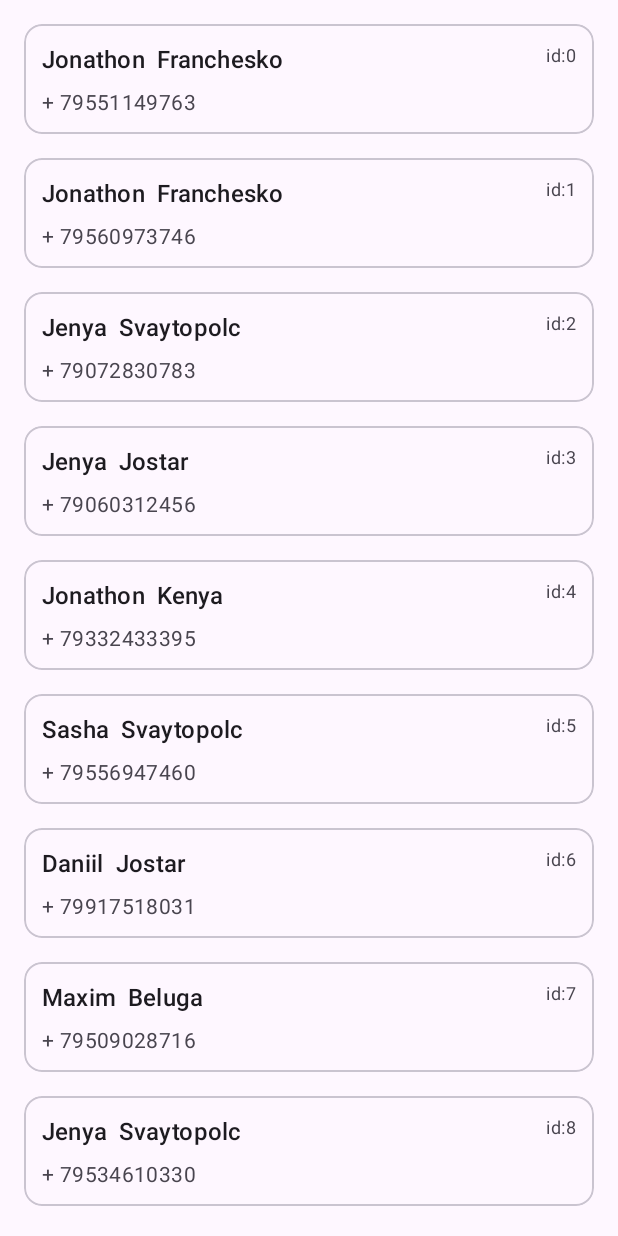
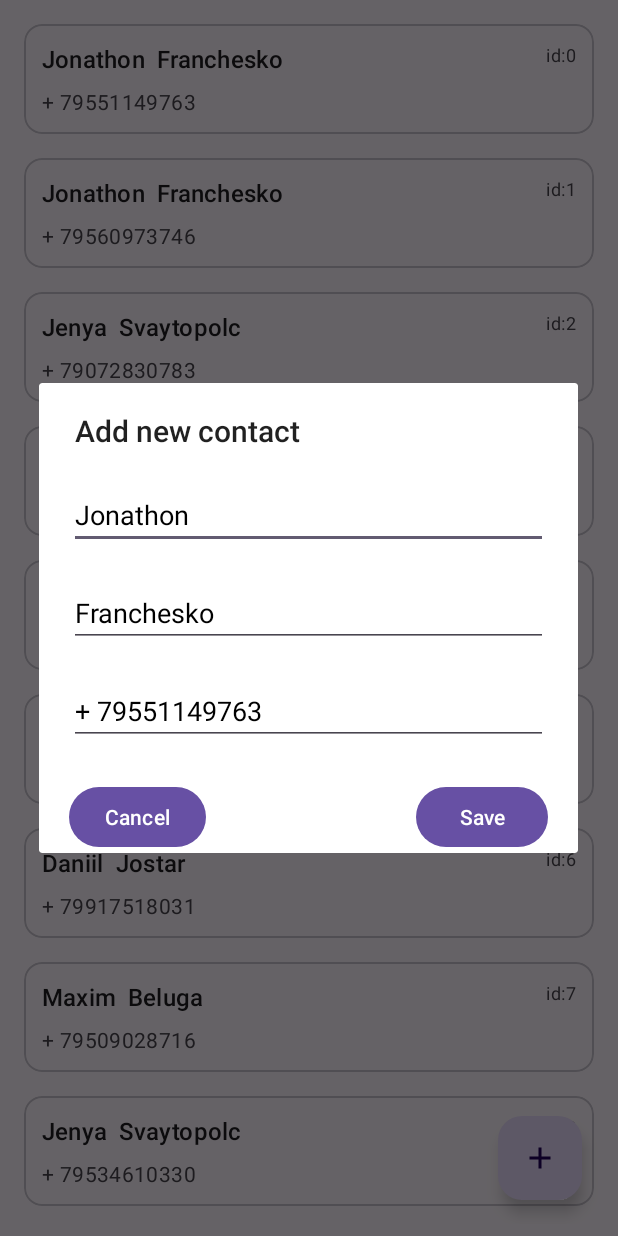
Before and after one commit to Sema-the-simon/Aston_intensiv_3, an Android app: the screen it shows after launch (MainActivity), after a tap on "id:0", on a phone screen of 412 x 824 dp. Run offline under Robolectric (Android 15) with nearby library versions, the phone set to English and light mode, and no system bars.

Commit message:
setup add/edit contact feature

```diff
--- a/app/src/main/AndroidManifest.xml
+++ b/app/src/main/AndroidManifest.xml
@@ -13,7 +13,7 @@
         android:theme="@style/Theme.Aston_intensiv_3"
         tools:targetApi="31">
         <activity
-            android:name=".MainActivity"
+            android:name=".ui.MainActivity"
             android:exported="true">
             <intent-filter>
                 <action android:name="android.intent.action.MAIN" />
--- a/app/src/main/java/com/example/aston_intensiv_3/Extensions.kt
+++ b/app/src/main/java/com/example/aston_intensiv_3/Extensions.kt
@@ -6,6 +6,20 @@ import kotlin.random.Random
 val listOfNames = listOf("Daniil", "Sasha", "Jenya", "Maxim", "Jonathon")
 val listOfSurnames = listOf("Franchesko", "Jostar", "Kenya", "Svaytopolc", "Beluga")
 fun getRandomPhoneNumber() = "+ ${Random.nextLong(7_900_000_0000, 7_999_999_9999)}"
+fun getRandomId() = Random.nextInt(100, Int.MAX_VALUE)
 
 fun getContacts() =
     List(100) { Contact(it, listOfNames.random(), listOfSurnames.random(), getRandomPhoneNumber()) }
+
+fun MutableList<Contact>.put(newContact: Contact) {
+    var elementIndex = -1
+    for (i in this.indices) {
+        val el = this[i]
+        if (el.id == newContact.id) {
+            elementIndex = i
+            break
+        }
+    }
+    this.removeAt(elementIndex)
+    this.add(elementIndex, newContact)
+}
--- a/app/src/main/java/com/example/aston_intensiv_3/MainActivity.kt
+++ /dev/null
@@ -1,42 +0,0 @@
-package com.example.aston_intensiv_3
-
-import android.os.Bundle
-import android.widget.Toast
-import androidx.activity.viewModels
-import androidx.appcompat.app.AppCompatActivity
-import androidx.lifecycle.Lifecycle
-import androidx.lifecycle.lifecycleScope
-import androidx.lifecycle.repeatOnLifecycle
-import com.example.aston_intensiv_2.ui.MainUiState
-import com.example.aston_intensiv_2.ui.MainViewModel
-import com.example.aston_intensiv_3.databinding.ActivityMainBinding
-import com.example.aston_intensiv_3.recycler.ContactsAdapter
-import kotlinx.coroutines.launch
-
-class MainActivity : AppCompatActivity() {
-
-    private lateinit var binding: ActivityMainBinding
-    private val viewModel: MainViewModel by viewModels()
-
-    override fun onCreate(savedInstanceState: Bundle?) {
-        super.onCreate(savedInstanceState)
-        binding = ActivityMainBinding.inflate(layoutInflater)
-        setContentView(binding.root)
-
-        lifecycleScope.launch {
-            repeatOnLifecycle(Lifecycle.State.STARTED) {
-                viewModel.uiState.collect { uiState ->
-                    updateUi(uiState)
-                }
-            }
-        }
-    }
-
-    private fun updateUi(state: MainUiState) {
-        val adapter = ContactsAdapter { model ->
-            Toast.makeText(this, "Hello its me ${model.name} ${model.surname}", Toast.LENGTH_LONG).show()
-        }
-        binding.contactRecycler.adapter = adapter
-        adapter.submitList(state.contactList)
-    }
-}
--- a/app/src/main/java/com/example/aston_intensiv_3/MainViewModel.kt
+++ /dev/null
@@ -1,18 +0,0 @@
-package com.example.aston_intensiv_2.ui
-
-import androidx.lifecycle.ViewModel
-import com.example.aston_intensiv_3.getContacts
-import com.example.aston_intensiv_3.model.Contact
-import kotlinx.coroutines.flow.MutableStateFlow
-import kotlinx.coroutines.flow.asStateFlow
-
-class MainViewModel : ViewModel() {
-
-    private val _uiState = MutableStateFlow(MainUiState())
-    val uiState = _uiState.asStateFlow()
-
-}
-
-data class MainUiState(
-    val contactList: List<Contact> = getContacts(),
-)
--- /dev/null
+++ b/app/src/main/java/com/example/aston_intensiv_3/ui/AddContactFragment.kt
@@ -0,0 +1,65 @@
+package com.example.aston_intensiv_3.ui
+
+import android.app.AlertDialog
+import android.app.Dialog
+import android.os.Bundle
+import android.util.Log
+import android.view.LayoutInflater
+import androidx.fragment.app.DialogFragment
+import com.example.aston_intensiv_3.R
+import com.example.aston_intensiv_3.databinding.AddContactDialogBinding
+
+const val ADD_CONTACT_RESULT_KEY = "ADD_CONTACT_RESULT_KEY"
+const val EDIT_CONTACT_RESULT_KEY = "EDIT_CONTACT_RESULT_KEY"
+const val BUNDLE_KEY_NAME = "BUNDLE_KEY_NAME"
+const val BUNDLE_KEY_SURNAME = "BUNDLE_KEY_SURNAME"
+const val BUNDLE_KEY_PHONE = "BUNDLE_KEY_PHONE"
+
+class AddContactFragment : DialogFragment() {
+    private var _binding: AddContactDialogBinding? = null
+    private val binding get() = _binding!!
+
+    override fun onCreateDialog(savedInstanceState: Bundle?): Dialog {
+        _binding = AddContactDialogBinding.inflate(LayoutInflater.from(context))
+        parentFragmentManager.setFragmentResultListener(
+            EDIT_CONTACT_RESULT_KEY, requireActivity()
+        ) { _, bundle ->
+            val name = bundle.getString(BUNDLE_KEY_NAME).toString()
+            val surname = bundle.getString(BUNDLE_KEY_SURNAME).toString()
+            val phoneNumber = bundle.getString(BUNDLE_KEY_PHONE).toString()
+            Log.d("apptest", "get Bundle: name = $name surname = $surname")
+            binding.apply {
+                etAddContactName.setText(name)
+                etAddContactSurname.setText(surname)
+                etAddContactPhoneNumber.setText(phoneNumber)
+            }
+        }
+
+        binding.btnAddContactSave.setOnClickListener {
+            val bundle = Bundle().apply {
+                putString(BUNDLE_KEY_NAME, binding.etAddContactName.text.toString())
+                putString(BUNDLE_KEY_SURNAME, binding.etAddContactSurname.text.toString())
+                putString(BUNDLE_KEY_PHONE, binding.etAddContactPhoneNumber.text.toString())
+            }
+            parentFragmentManager.setFragmentResult(
+                ADD_CONTACT_RESULT_KEY, bundle
+            )
+            dismiss()
+        }
+
+        binding.btnAddContactCancel.setOnClickListener {
+            dismiss()
+        }
+
+        return AlertDialog.Builder(requireActivity())
+            .setTitle(getString(R.string.add_contact_dialog_title))
+            .setView(binding.root)
+            .create()
+    }
+
+    override fun onDestroyView() {
+        super.onDestroyView()
+        _binding = null
+        parentFragmentManager.clearFragmentResultListener(EDIT_CONTACT_RESULT_KEY)
+    }
+}
--- /dev/null
+++ b/app/src/main/java/com/example/aston_intensiv_3/ui/MainActivity.kt
@@ -0,0 +1,75 @@
+package com.example.aston_intensiv_3.ui
+
+import android.os.Bundle
+import androidx.activity.viewModels
+import androidx.appcompat.app.AppCompatActivity
+import androidx.lifecycle.Lifecycle
+import androidx.lifecycle.lifecycleScope
+import androidx.lifecycle.repeatOnLifecycle
+import com.example.aston_intensiv_3.databinding.ActivityMainBinding
+import com.example.aston_intensiv_3.ui.recycler.ContactsAdapter
+import kotlinx.coroutines.launch
+
+const val ADD_CONTACT_FRAGMENT_TAG = "ADD_CONTACT_FRAGMENT_TAG"
+const val EDIT_CONTACT_FRAGMENT_TAG = "EDIT_CONTACT_FRAGMENT_TAG"
+
+class MainActivity : AppCompatActivity() {
+
+    private lateinit var binding: ActivityMainBinding
+    private val fragmentDialog = AddContactFragment()
+    private val viewModel: MainViewModel by viewModels()
+    private val adapter = ContactsAdapter() { model ->
+        val bundle = Bundle().apply {
+            putString(BUNDLE_KEY_NAME, model.name)
+            putString(BUNDLE_KEY_SURNAME, model.surname)
+            putString(BUNDLE_KEY_PHONE, model.phoneNumber)
+        }
+        supportFragmentManager.setFragmentResult(
+            EDIT_CONTACT_RESULT_KEY, bundle
+        )
+        AddContactFragment().show(supportFragmentManager, EDIT_CONTACT_FRAGMENT_TAG)
+        viewModel.changeStateTo(StateType.EDIT, model.id)
+    }
+
+    override fun onCreate(savedInstanceState: Bundle?) {
+        super.onCreate(savedInstanceState)
+        binding = ActivityMainBinding.inflate(layoutInflater)
+        setContentView(binding.root)
+
+        binding.contactRecycler.adapter = adapter
+
+        lifecycleScope.launch {
+            repeatOnLifecycle(Lifecycle.State.STARTED) {
+                viewModel.uiState.collect { uiState ->
+                    updateUi(uiState)
+                    adapter.submitList(uiState.contactList)
+                }
+            }
+        }
+
+        setListeners()
+    }
+
+    private fun setListeners() {
+        binding.apply {
+            fabAddContact.setOnClickListener {
+                fragmentDialog.show(supportFragmentManager, ADD_CONTACT_FRAGMENT_TAG)
+                viewModel.changeStateTo(StateType.ADD)
+            }
+        }
+
+        supportFragmentManager.setFragmentResultListener(
+            ADD_CONTACT_RESULT_KEY,
+            this
+        ) { _, bundle ->
+            val name = bundle.getString(BUNDLE_KEY_NAME).toString()
+            val surname = bundle.getString(BUNDLE_KEY_SURNAME).toString()
+            val phoneNumber = bundle.getString(BUNDLE_KEY_PHONE).toString()
+            viewModel.changeContact(name, surname, phoneNumber)
+        }
+    }
+
+    private fun updateUi(state: MainUiState) {
+
+    }
+}
--- /dev/null
+++ b/app/src/main/java/com/example/aston_intensiv_3/ui/MainViewModel.kt
@@ -0,0 +1,55 @@
+package com.example.aston_intensiv_3.ui
+
+import androidx.lifecycle.ViewModel
+import com.example.aston_intensiv_3.getContacts
+import com.example.aston_intensiv_3.getRandomId
+import com.example.aston_intensiv_3.model.Contact
+import com.example.aston_intensiv_3.put
+import kotlinx.coroutines.flow.MutableStateFlow
+import kotlinx.coroutines.flow.asStateFlow
+import kotlinx.coroutines.flow.update
+
+const val INDEX_OF_NEW_ELEMENT = 0
+
+class MainViewModel : ViewModel() {
+
+    private val _uiState = MutableStateFlow(MainUiState())
+    val uiState = _uiState.asStateFlow()
+
+    fun changeContact(name: String, surname: String, phoneNumber: String) {
+        val isAddNewContact = uiState.value.stateType == StateType.ADD
+        val contactId =
+            if (isAddNewContact) getRandomId() else uiState.value.editContactId
+        val newContact = Contact(contactId, name, surname, phoneNumber)
+        val newList = _uiState.value.contactList.toMutableList().also { list ->
+            if (isAddNewContact)
+                list.add(INDEX_OF_NEW_ELEMENT, newContact)
+            else
+                list.put(newContact)
+        }
+
+        _uiState.update { uiState ->
+            uiState.copy(
+                contactList = newList,
+                stateType = StateType.IDLE
+            )
+        }
+    }
+
+    fun changeStateTo(stateType: StateType, id: Int = -1) {
+        _uiState.update {
+            it.copy(
+                stateType = stateType,
+                editContactId = id
+            )
+        }
+    }
+}
+
+data class MainUiState(
+    val contactList: List<Contact> = getContacts(),
+    val editContactId: Int = -1,
+    val stateType: StateType = StateType.IDLE
+)
+
+enum class StateType { IDLE, ADD, EDIT }
--- a/app/src/main/java/com/example/aston_intensiv_3/recycler/ContactDiffUtil.kt
+++ b/app/src/main/java/com/example/aston_intensiv_3/ui/recycler/ContactDiffUtil.kt
@@ -1,4 +1,4 @@
-package com.example.aston_intensiv_3.recycler
+package com.example.aston_intensiv_3.ui.recycler
 
 import androidx.recyclerview.widget.DiffUtil
 import com.example.aston_intensiv_3.model.Contact
--- a/app/src/main/java/com/example/aston_intensiv_3/recycler/ContactsAdapter.kt
+++ b/app/src/main/java/com/example/aston_intensiv_3/ui/recycler/ContactsAdapter.kt
@@ -1,4 +1,4 @@
-package com.example.aston_intensiv_3.recycler
+package com.example.aston_intensiv_3.ui.recycler
 
 import android.view.LayoutInflater
 import android.view.ViewGroup
@@ -35,7 +35,7 @@ class ContactsAdapter(
 
         fun bind(contact: Contact) {
             binding.contactItemId.text =
-                binding.root.context.getString(R.string.contact_id, contact.id)
+                binding.root.context.getString(R.string.contact_id, contact.id.toString())
             binding.tvContactItemName.text = contact.name
             binding.tvContactItemSurname.text = contact.surname
             binding.tvContactItemPhoneNumber.text = contact.phoneNumber
--- /dev/null
+++ b/app/src/main/res/drawable/ic_add_24.xml
@@ -0,0 +1,5 @@
+<vector xmlns:android="http://schemas.android.com/apk/res/android" android:height="24dp" android:tint="#000000" android:viewportHeight="960" android:viewportWidth="960" android:width="24dp">
+
+    <path android:fillColor="@android:color/white" android:pathData="M440,520L200,520L200,440L440,440L440,200L520,200L520,440L760,440L760,520L520,520L520,760L440,760L440,520Z"/>
+
+</vector>
--- a/app/src/main/res/layout/activity_main.xml
+++ b/app/src/main/res/layout/activity_main.xml
@@ -5,7 +5,7 @@
     android:layout_width="match_parent"
     android:layout_height="match_parent"
     android:padding="8dp"
-    tools:context=".MainActivity">
+    tools:context=".ui.MainActivity">
 
     <androidx.recyclerview.widget.RecyclerView
         android:id="@+id/contactRecycler"
@@ -19,4 +19,15 @@
         app:layout_constraintTop_toTopOf="parent"
         app:layout_constraintVertical_bias="0.0" />
 
+    <com.google.android.material.floatingactionbutton.FloatingActionButton
+        android:id="@+id/fabAddContact"
+        android:layout_width="wrap_content"
+        android:layout_height="wrap_content"
+        android:layout_gravity="bottom|end"
+        android:layout_margin="16dp"
+        android:contentDescription="@string/fab_content_desc"
+        app:layout_constraintBottom_toBottomOf="parent"
+        app:layout_constraintEnd_toEndOf="parent"
+        app:srcCompat="@drawable/ic_add_24" />
+
 </androidx.constraintlayout.widget.ConstraintLayout>
--- /dev/null
+++ b/app/src/main/res/layout/add_contact_dialog.xml
@@ -0,0 +1,70 @@
+<?xml version="1.0" encoding="utf-8"?>
+<androidx.constraintlayout.widget.ConstraintLayout xmlns:android="http://schemas.android.com/apk/res/android"
+    xmlns:app="http://schemas.android.com/apk/res-auto"
+    android:layout_width="match_parent"
+    android:layout_height="wrap_content">
+
+    <EditText
+        android:id="@+id/etAddContactName"
+        android:layout_width="match_parent"
+        android:layout_height="wrap_content"
+        android:layout_margin="20dp"
+        android:layout_marginTop="16dp"
+        android:hint="@string/add_contact_hint_name"
+        android:inputType="text"
+        android:textColor="@color/black"
+        app:layout_constraintEnd_toEndOf="parent"
+        app:layout_constraintStart_toStartOf="parent"
+        app:layout_constraintTop_toTopOf="parent" />
+
+    <EditText
+        android:id="@+id/etAddContactSurname"
+        android:layout_width="match_parent"
+        android:layout_height="wrap_content"
+        android:layout_margin="20dp"
+        android:hint="@string/add_contact_hint_surname"
+        android:inputType="text"
+        android:textColor="@color/black"
+        app:layout_constraintStart_toStartOf="parent"
+        app:layout_constraintTop_toBottomOf="@id/etAddContactName" />
+
+    <EditText
+        android:id="@+id/etAddContactPhoneNumber"
+        android:layout_width="match_parent"
+        android:layout_height="wrap_content"
+        android:layout_margin="20dp"
+        android:layout_marginStart="20dp"
+        android:layout_marginTop="8dp"
+        android:hint="@string/add_contact_hint_phone_number"
+        android:inputType="phone"
+        android:textColor="@color/black"
+        app:layout_constraintStart_toStartOf="parent"
+        app:layout_constraintTop_toBottomOf="@id/etAddContactSurname" />
+
+    <Button
+        android:id="@+id/btnAddContactSave"
+        android:layout_width="wrap_content"
+        android:layout_height="wrap_content"
+        android:layout_marginTop="24dp"
+        android:layout_marginEnd="20dp"
+        android:text="@string/add_contact_btn_save"
+        app:layout_constraintEnd_toEndOf="parent"
+        app:layout_constraintHorizontal_bias="0.5"
+        app:layout_constraintStart_toEndOf="@+id/btnAddContactCancel"
+        app:layout_constraintTop_toBottomOf="@id/etAddContactPhoneNumber" />
+
+    <Button
+        android:id="@+id/btnAddContactCancel"
+        android:layout_width="wrap_content"
+        android:layout_height="wrap_content"
+        android:layout_marginStart="20dp"
+        android:layout_marginTop="24dp"
+        android:text="@string/add_contact_btn_cancel"
+        app:layout_constraintEnd_toStartOf="@+id/btnAddContactSave"
+        app:layout_constraintHorizontal_bias="0.5"
+        app:layout_constraintHorizontal_chainStyle="spread_inside"
+        app:layout_constraintStart_toStartOf="parent"
+        app:layout_constraintTop_toBottomOf="@id/etAddContactPhoneNumber" />
+
+
+</androidx.constraintlayout.widget.ConstraintLayout>
--- a/app/src/main/res/layout/contact_item.xml
+++ b/app/src/main/res/layout/contact_item.xml
@@ -1,7 +1,6 @@
 <?xml version="1.0" encoding="utf-8"?>
 <FrameLayout xmlns:android="http://schemas.android.com/apk/res/android"
     xmlns:app="http://schemas.android.com/apk/res-auto"
-    xmlns:tools="http://schemas.android.com/tools"
     android:layout_width="match_parent"
     android:layout_height="wrap_content"
     android:padding="4dp">
@@ -21,7 +20,7 @@
                 android:id="@+id/contactItemId"
                 android:layout_width="wrap_content"
                 android:layout_height="wrap_content"
-                android:text="id:0"
+                android:text="@string/default_text_id"
                 android:textAppearance="?attr/textAppearanceBodySmall"
                 app:layout_constraintEnd_toEndOf="parent"
                 app:layout_constraintTop_toTopOf="parent" />
@@ -30,7 +29,7 @@
                 android:id="@+id/tvContactItemName"
                 android:layout_width="wrap_content"
                 android:layout_height="wrap_content"
-                android:text="Name"
+                android:text="@string/default_text_name"
                 android:textAppearance="?attr/textAppearanceTitleMedium"
                 app:layout_constraintStart_toStartOf="parent"
                 app:layout_constraintTop_toTopOf="parent" />
@@ -40,7 +39,7 @@
                 android:layout_width="wrap_content"
                 android:layout_height="wrap_content"
                 android:layout_marginStart="8dp"
-                android:text="Surname"
+                android:text="@string/default_text_surname"
                 android:textAppearance="?attr/textAppearanceTitleMedium"
                 app:layout_constraintStart_toEndOf="@+id/tvContactItemName"
                 app:layout_constraintTop_toTopOf="parent" />
@@ -50,7 +49,7 @@
                 android:layout_width="wrap_content"
                 android:layout_height="wrap_content"
                 android:layout_marginTop="8dp"
-                android:text="+7 999 999 9999"
+                android:text="@string/default_text_phone_number"
                 android:textAppearance="?attr/textAppearanceBodyMedium"
                 android:textColor="?android:attr/textColorSecondary"
                 app:layout_constraintStart_toStartOf="parent"
--- a/app/src/main/res/values/strings.xml
+++ b/app/src/main/res/values/strings.xml
@@ -1,4 +1,15 @@
 <resources>
     <string name="app_name">Aston_intensiv_3</string>
     <string name="contact_id">id:%1$s</string>
+    <string name="fab_content_desc">Add contact button</string>
+    <string name="default_text_id">id:0</string>
+    <string name="default_text_name">Name</string>
+    <string name="default_text_surname">Surname</string>
+    <string name="default_text_phone_number">+7 999 999 9999</string>
+    <string name="add_contact_hint_name">name</string>
+    <string name="add_contact_hint_surname">surname</string>
+    <string name="add_contact_hint_phone_number">phone number</string>
+    <string name="add_contact_btn_save">Save</string>
+    <string name="add_contact_btn_cancel">Cancel</string>
+    <string name="add_contact_dialog_title">Add new contact</string>
 </resources>
--- a/build.gradle.kts
+++ b/build.gradle.kts
@@ -1,5 +1,5 @@
 // Top-level build file where you can add configuration options common to all sub-projects/modules.
 plugins {
-    id("com.android.application") version "8.2.2" apply false
+    id("com.android.application") version "8.3.0" apply false
     id("org.jetbrains.kotlin.android") version "1.9.22" apply false
 }
```
Also changed, not shown: gradle/wrapper/gradle-wrapper.properties.
